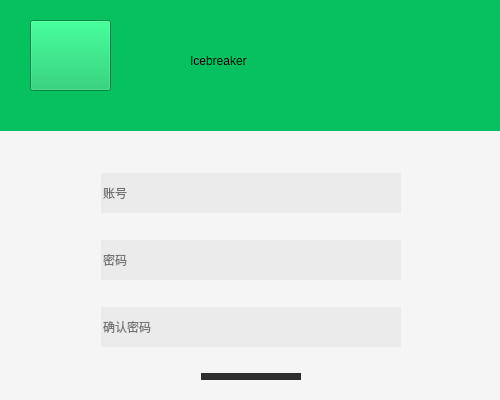
This is qClient/regster_windows.ui in AGuan177/QTice as Qt 5 draws it before an edit. The edited form follows.
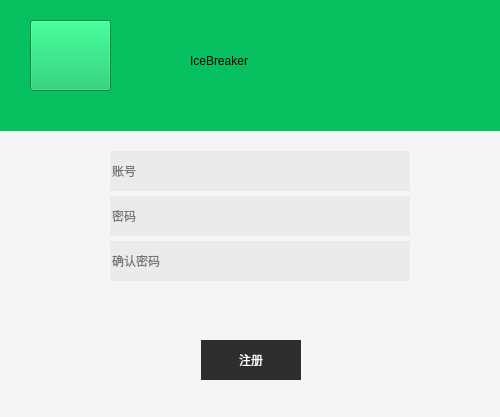
This is the edited form.

```diff
--- a/qClient/regster_windows.ui
+++ b/qClient/regster_windows.ui
@@ -7,7 +7,7 @@
     <x>0</x>
     <y>0</y>
     <width>500</width>
-    <height>400</height>
+    <height>417</height>
    </rect>
   </property>
   <property name="windowTitle">
@@ -92,123 +92,6 @@
     </item>
    </layout>
   </widget>
-  <widget class="QWidget" name="horizontalLayoutWidget_2">
-   <property name="geometry">
-    <rect>
-     <x>0</x>
-     <y>150</y>
-     <width>501</width>
-     <height>223</height>
-    </rect>
-   </property>
-   <layout class="QHBoxLayout" name="horizontalLayout_2">
-    <item>
-     <spacer name="horizontalSpacer_3">
-      <property name="orientation">
-       <enum>Qt::Horizontal</enum>
-      </property>
-      <property name="sizeHint" stdset="0">
-       <size>
-        <width>40</width>
-        <height>20</height>
-       </size>
-      </property>
-     </spacer>
-    </item>
-    <item>
-     <layout class="QVBoxLayout" name="verticalLayout">
-      <property name="spacing">
-       <number>4</number>
-      </property>
-      <item>
-       <widget class="QLineEdit" name="lineEditUsername">
-        <property name="sizePolicy">
-         <sizepolicy hsizetype="Fixed" vsizetype="Maximum">
-          <horstretch>0</horstretch>
-          <verstretch>0</verstretch>
-         </sizepolicy>
-        </property>
-        <property name="minimumSize">
-         <size>
-          <width>300</width>
-          <height>40</height>
-         </size>
-        </property>
-        <property name="styleSheet">
-         <string notr="true">border-bottom-color:black;</string>
-        </property>
-        <property name="placeholderText">
-         <string>账号</string>
-        </property>
-       </widget>
-      </item>
-      <item>
-       <widget class="QLineEdit" name="lineEditPassword">
-        <property name="sizePolicy">
-         <sizepolicy hsizetype="Fixed" vsizetype="Fixed">
-          <horstretch>0</horstretch>
-          <verstretch>0</verstretch>
-         </sizepolicy>
-        </property>
-        <property name="minimumSize">
-         <size>
-          <width>300</width>
-          <height>40</height>
-         </size>
-        </property>
-        <property name="text">
-         <string/>
-        </property>
-        <property name="echoMode">
-         <enum>QLineEdit::Password</enum>
-        </property>
-        <property name="placeholderText">
-         <string>密码</string>
-        </property>
-       </widget>
-      </item>
-      <item>
-       <widget class="QLineEdit" name="lineEditPassword_2">
-        <property name="sizePolicy">
-         <sizepolicy hsizetype="Fixed" vsizetype="Fixed">
-          <horstretch>0</horstretch>
-          <verstretch>0</verstretch>
-         </sizepolicy>
-        </property>
-        <property name="minimumSize">
-         <size>
-          <width>300</width>
-          <height>40</height>
-         </size>
-        </property>
-        <property name="text">
-         <string/>
-        </property>
-        <property name="echoMode">
-         <enum>QLineEdit::Password</enum>
-        </property>
-        <property name="placeholderText">
-         <string>确认密码</string>
-        </property>
-       </widget>
-      </item>
-     </layout>
-    </item>
-    <item>
-     <spacer name="horizontalSpacer_4">
-      <property name="orientation">
-       <enum>Qt::Horizontal</enum>
-      </property>
-      <property name="sizeHint" stdset="0">
-       <size>
-        <width>40</width>
-        <height>20</height>
-       </size>
-      </property>
-     </spacer>
-    </item>
-   </layout>
-  </widget>
   <widget class="QWidget" name="widget" native="true">
    <property name="geometry">
     <rect>
@@ -255,7 +138,7 @@
 font: 75 italic 36pt &quot;Adobe Arabic&quot;;</string>
     </property>
     <property name="text">
-     <string>Icebreaker</string>
+     <string>IceBreaker</string>
     </property>
    </widget>
   </widget>
@@ -268,6 +151,123 @@
      <height>301</height>
     </rect>
    </property>
+   <widget class="QWidget" name="horizontalLayoutWidget_2">
+    <property name="geometry">
+     <rect>
+      <x>10</x>
+      <y>40</y>
+      <width>501</width>
+      <height>132</height>
+     </rect>
+    </property>
+    <layout class="QHBoxLayout" name="horizontalLayout_2">
+     <item>
+      <spacer name="horizontalSpacer_3">
+       <property name="orientation">
+        <enum>Qt::Horizontal</enum>
+       </property>
+       <property name="sizeHint" stdset="0">
+        <size>
+         <width>40</width>
+         <height>20</height>
+        </size>
+       </property>
+      </spacer>
+     </item>
+     <item>
+      <layout class="QVBoxLayout" name="verticalLayout">
+       <property name="spacing">
+        <number>4</number>
+       </property>
+       <item>
+        <widget class="QLineEdit" name="lineEditUsername">
+         <property name="sizePolicy">
+          <sizepolicy hsizetype="Fixed" vsizetype="Maximum">
+           <horstretch>0</horstretch>
+           <verstretch>0</verstretch>
+          </sizepolicy>
+         </property>
+         <property name="minimumSize">
+          <size>
+           <width>300</width>
+           <height>40</height>
+          </size>
+         </property>
+         <property name="styleSheet">
+          <string notr="true">border-bottom-color:black;</string>
+         </property>
+         <property name="placeholderText">
+          <string>账号</string>
+         </property>
+        </widget>
+       </item>
+       <item>
+        <widget class="QLineEdit" name="lineEditPassword">
+         <property name="sizePolicy">
+          <sizepolicy hsizetype="Fixed" vsizetype="Fixed">
+           <horstretch>0</horstretch>
+           <verstretch>0</verstretch>
+          </sizepolicy>
+         </property>
+         <property name="minimumSize">
+          <size>
+           <width>300</width>
+           <height>40</height>
+          </size>
+         </property>
+         <property name="text">
+          <string/>
+         </property>
+         <property name="echoMode">
+          <enum>QLineEdit::Password</enum>
+         </property>
+         <property name="placeholderText">
+          <string>密码</string>
+         </property>
+        </widget>
+       </item>
+       <item>
+        <widget class="QLineEdit" name="lineEditPassword_2">
+         <property name="sizePolicy">
+          <sizepolicy hsizetype="Fixed" vsizetype="Fixed">
+           <horstretch>0</horstretch>
+           <verstretch>0</verstretch>
+          </sizepolicy>
+         </property>
+         <property name="minimumSize">
+          <size>
+           <width>300</width>
+           <height>40</height>
+          </size>
+         </property>
+         <property name="text">
+          <string/>
+         </property>
+         <property name="echoMode">
+          <enum>QLineEdit::Password</enum>
+         </property>
+         <property name="placeholderText">
+          <string>确认密码</string>
+         </property>
+        </widget>
+       </item>
+      </layout>
+     </item>
+     <item>
+      <spacer name="horizontalSpacer_4">
+       <property name="orientation">
+        <enum>Qt::Horizontal</enum>
+       </property>
+       <property name="sizeHint" stdset="0">
+        <size>
+         <width>40</width>
+         <height>20</height>
+        </size>
+       </property>
+      </spacer>
+     </item>
+    </layout>
+   </widget>
    <zorder>widget</zorder>
   </widget>
   <zorder>widget_2</zorder>
```
Left out of the diff: 2 changed lines with no effect on the pictures.
